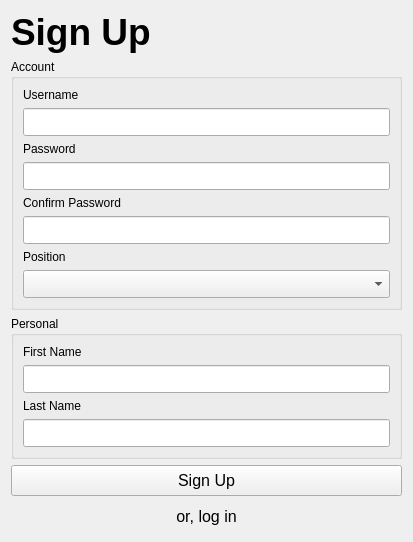
This is SignUpWindow.ui in peterbucci/PersonalFinanceManager as Qt 5 draws it before an edit. The edited form follows.
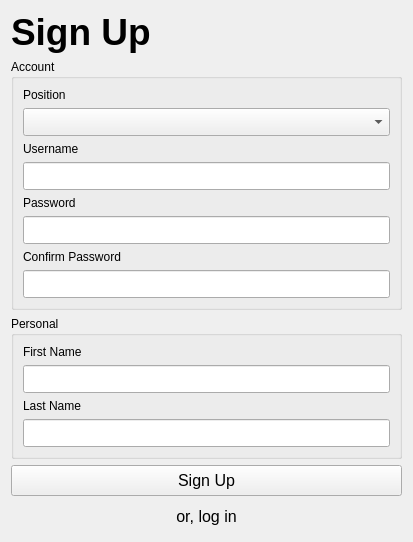
This is the edited form.

Diff of the .ui file:
```diff
--- a/SignUpWindow.ui
+++ b/SignUpWindow.ui
@@ -39,6 +39,23 @@
       <string>Account</string>
      </property>
      <layout class="QVBoxLayout" name="verticalLayout_2">
+      <item>
+       <widget class="QLabel" name="label_5">
+        <property name="text">
+         <string>Position</string>
+        </property>
+       </widget>
+      </item>
+      <item>
+       <widget class="QComboBox" name="positionComboBox">
+        <property name="styleSheet">
+         <string notr="true">padding: 5px;</string>
+        </property>
+        <property name="placeholderText">
+         <string/>
+        </property>
+       </widget>
+      </item>
       <item>
        <widget class="QLabel" name="label">
         <property name="text">
@@ -93,23 +110,6 @@
         </property>
        </widget>
       </item>
-      <item>
-       <widget class="QLabel" name="label_5">
-        <property name="text">
-         <string>Position</string>
-        </property>
-       </widget>
-      </item>
-      <item>
-       <widget class="QComboBox" name="positionComboBox">
-        <property name="styleSheet">
-         <string notr="true">padding: 5px;</string>
-        </property>
-        <property name="placeholderText">
-         <string/>
-        </property>
-       </widget>
-      </item>
      </layout>
     </widget>
    </item>
```
